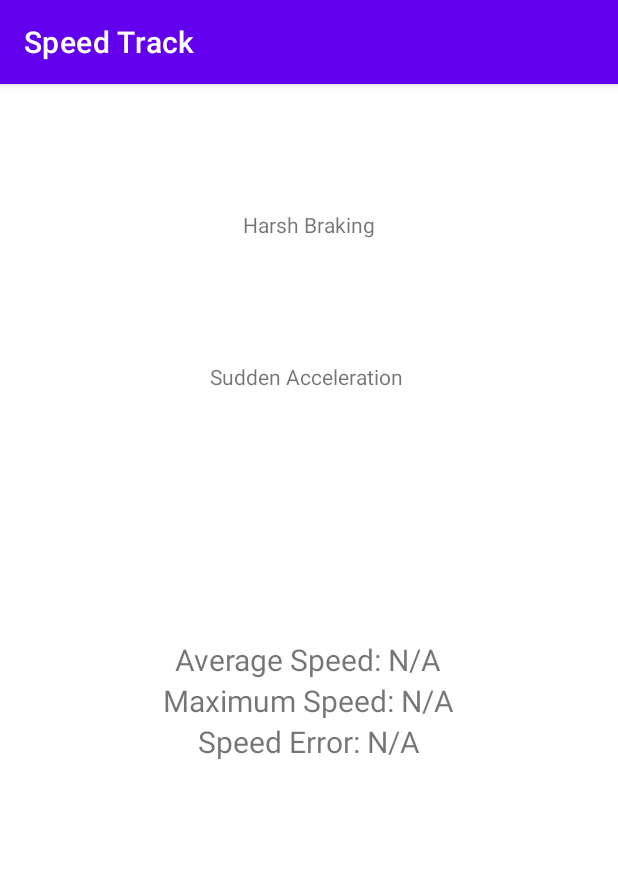
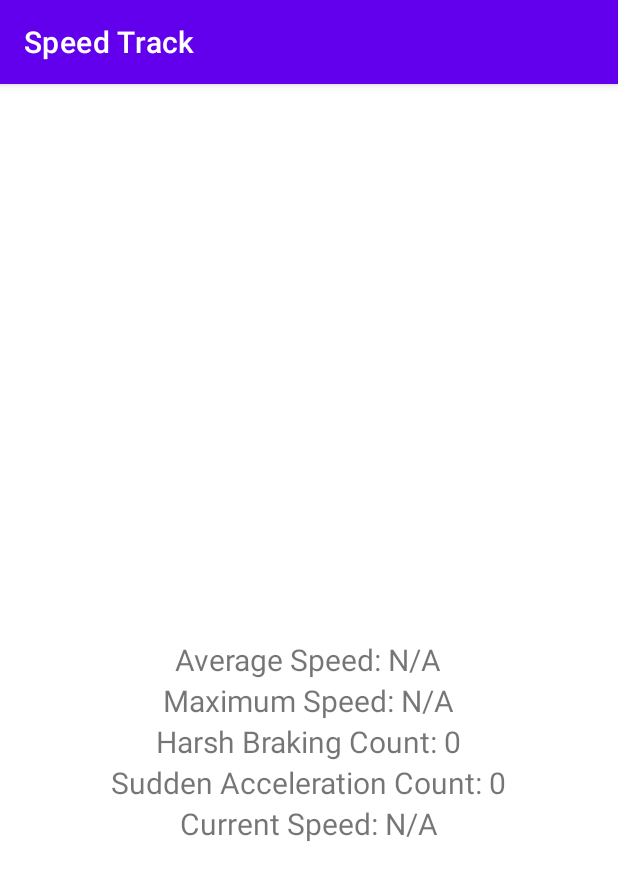
Before and after one commit to charlesangelo/GravaSend, an Android app: the SpeedTrack screen opened directly, with no data from a screen before it, on a phone screen of 412 x 824 dp. Shown: the top 880 px of the screen. Run offline under Robolectric (Android 15) with nearby library versions, the phone set to English and light mode, and no system bars; our stand-ins replace Firebase (no records; nobody signed in at launch, a user with empty details on screens opened directly); 2 statements that could not run were skipped.

Commit message:
ALL WORKING ONLY NEED TO FIX XML ON SPEEDTRACKER AND LOCATION

```diff
--- a/app/src/main/java/com/example/gravasend/Location.java
+++ b/app/src/main/java/com/example/gravasend/Location.java
@@ -43,7 +43,7 @@ public class Location extends AppCompatActivity {
         setContentView(R.layout.location);
 
         fusedLocationClient = LocationServices.getFusedLocationProviderClient(this);
-        locationText = findViewById(R.id.locationText);
+        locationText = findViewById(R.id.addressTextView);
         mAuth = FirebaseAuth.getInstance(); // Initialize Firebase Authentication
         geocoder = new Geocoder(this, Locale.getDefault()); // Initialize Geocoder
 
--- a/app/src/main/java/com/example/gravasend/SpeedTrack.java
+++ b/app/src/main/java/com/example/gravasend/SpeedTrack.java
@@ -28,8 +28,9 @@ public class SpeedTrack extends AppCompatActivity {
     private int speedCount = 0;
     private TextView averageSpeedTextView;
     private TextView maxSpeedTextView;
-    private TextView harshBrakingTextView; // TextView for displaying harsh braking incidents
-    private TextView suddenAccelerationTextView; // TextView for displaying sudden acceleration incidents
+    private TextView harshBrakingCountTextView; // Updated TextView for displaying harsh braking count
+    private TextView suddenAccelerationCountTextView; // Updated TextView for displaying sudden acceleration count
+    private TextView currentSpeedTextView;
     private FirebaseAuth auth;
 
     @Override
@@ -39,8 +40,9 @@ public class SpeedTrack extends AppCompatActivity {
 
         averageSpeedTextView = findViewById(R.id.averageSpeedTextView);
         maxSpeedTextView = findViewById(R.id.maxSpeedTextView);
-        harshBrakingTextView = findViewById(R.id.harshBrakingTextView); // Find the harshBrakingTextView
-        suddenAccelerationTextView = findViewById(R.id.suddenAccelerationTextView); // Find the suddenAccelerationTextView
+        currentSpeedTextView = findViewById(R.id.currentSpeedTextView);
+        harshBrakingCountTextView = findViewById(R.id.harshBrakingCountTextView); // Updated TextView
+        suddenAccelerationCountTextView = findViewById(R.id.suddenAccelerationCountTextView); // Updated TextView
 
         auth = FirebaseAuth.getInstance();
         String userUid = auth.getCurrentUser().getUid();
@@ -67,13 +69,13 @@ public class SpeedTrack extends AppCompatActivity {
                             if (previousSpeed - currentSpeed > 5) {
                                 harshBrakingCount++;
                                 speedRef.child("harsh_braking_count").setValue(harshBrakingCount);
-                                updateHarshBrakingUI(harshBrakingCount); // Update the UI
+                                updateHarshBrakingUI(harshBrakingCount);
                             }
 
                             if (currentSpeed - previousSpeed > 5) {
                                 suddenAccelerationCount++;
                                 speedRef.child("sudden_acceleration_count").setValue(suddenAccelerationCount);
-                                updateSuddenAccelerationUI(suddenAccelerationCount); // Update the UI
+                                updateSuddenAccelerationUI(suddenAccelerationCount);
                             }
                         }
 
@@ -82,6 +84,7 @@ public class SpeedTrack extends AppCompatActivity {
                         totalSpeed += currentSpeed;
                         speedCount++;
                         double averageSpeed = totalSpeed / speedCount;
+                        averageSpeed = Math.round(averageSpeed * 100.0) / 100.0;
 
                         if (currentSpeed > 100.0) {
                             speedRef.child("speed_errors").push().setValue("Speed exceeded 100 km/h");
@@ -96,6 +99,7 @@ public class SpeedTrack extends AppCompatActivity {
 
                         updateAverageSpeedUI(averageSpeed);
                         updateMaxSpeedUI(maxSpeed);
+                        updateCurrentSpeedUI(currentSpeed);
                     }
                 }
             }
@@ -106,21 +110,24 @@ public class SpeedTrack extends AppCompatActivity {
     }
 
     private void updateAverageSpeedUI(double averageSpeed) {
-        averageSpeedTextView.setText("Average Speed: " + averageSpeed + " KM/s");
+        averageSpeedTextView.setText("Average Speed: " + averageSpeed + " KM/h");
     }
 
     private void updateMaxSpeedUI(double maxSpeed) {
-        maxSpeedTextView.setText("Maximum Speed: " + maxSpeed + " KM/s");
+        maxSpeedTextView.setText("Maximum Speed: " + maxSpeed + " KM/h");
     }
 
-    // Method to update the harsh braking TextView
-    private void updateHarshBrakingUI(int count) {
-        harshBrakingTextView.setText("Harsh Braking Incidents: " + count);
+    private void updateCurrentSpeedUI(double currentSpeed) {
+        String formattedSpeed = String.format("%.2f", currentSpeed);
+        currentSpeedTextView.setText("Current Speed: " + formattedSpeed + " KM/h");
     }
 
-    // Method to update the sudden acceleration TextView
+    private void updateHarshBrakingUI(int count) {
+        harshBrakingCountTextView.setText("Harsh Braking Count: " + count);
+    }
+
     private void updateSuddenAccelerationUI(int count) {
-        suddenAccelerationTextView.setText("Sudden Acceleration Incidents: " + count);
+        suddenAccelerationCountTextView.setText("Sudden Acceleration Count: " + count);
     }
 
     @Override
--- a/app/src/main/res/layout/speedtracker.xml
+++ b/app/src/main/res/layout/speedtracker.xml
@@ -15,7 +15,6 @@
         android:textSize="20sp"
         android:layout_centerInParent="true"/>
 
-    <!-- Add a TextView to display Maximum Speed -->
     <TextView
         android:id="@+id/maxSpeedTextView"
         android:layout_width="wrap_content"
@@ -25,42 +24,30 @@
         android:layout_below="@id/averageSpeedTextView"
         android:layout_centerHorizontal="true"/>
 
-    <!-- Add a TextView to display Speed Error -->
     <TextView
-        android:id="@+id/speedErrorTextView"
+        android:id="@+id/harshBrakingCountTextView"
         android:layout_width="wrap_content"
         android:layout_height="wrap_content"
-        android:text="Speed Error: N/A"
+        android:text="Harsh Braking Count: 0"
         android:textSize="20sp"
         android:layout_below="@id/maxSpeedTextView"
         android:layout_centerHorizontal="true"/>
 
     <TextView
-        android:id="@+id/harshBrakingTextView"
+        android:id="@+id/suddenAccelerationCountTextView"
         android:layout_width="wrap_content"
         android:layout_height="wrap_content"
-        android:layout_alignParentStart="true"
-        android:layout_alignParentTop="true"
-        android:layout_alignParentEnd="true"
-        android:layout_alignParentBottom="true"
-        android:layout_marginStart="162dp"
-        android:layout_marginTop="84dp"
-        android:layout_marginEnd="161dp"
-        android:layout_marginBottom="628dp"
-        android:text="Harsh Braking" />
+        android:text="Sudden Acceleration Count: 0"
+        android:textSize="20sp"
+        android:layout_below="@id/harshBrakingCountTextView"
+        android:layout_centerHorizontal="true"/>
 
     <TextView
-        android:id="@+id/suddenAccelerationTextView"
+        android:id="@+id/currentSpeedTextView"
         android:layout_width="wrap_content"
         android:layout_height="wrap_content"
-        android:layout_alignParentStart="true"
-        android:layout_alignParentTop="true"
-        android:layout_alignParentEnd="true"
-        android:layout_alignParentBottom="true"
-        android:layout_marginStart="140dp"
-        android:layout_marginTop="185dp"
-        android:layout_marginEnd="141dp"
-        android:layout_marginBottom="527dp"
-        android:text="Sudden Acceleration" />
-
+        android:text="Current Speed: N/A"
+        android:textSize="20sp"
+        android:layout_below="@id/suddenAccelerationCountTextView"
+        android:layout_centerHorizontal="true"/>
 </RelativeLayout>
```
Also changed, not shown: app/src/main/java/com/example/gravasend/TripDashboard.java (+17 -3 lines), app/src/main/res/layout/location.xml (+18 -9 lines).
